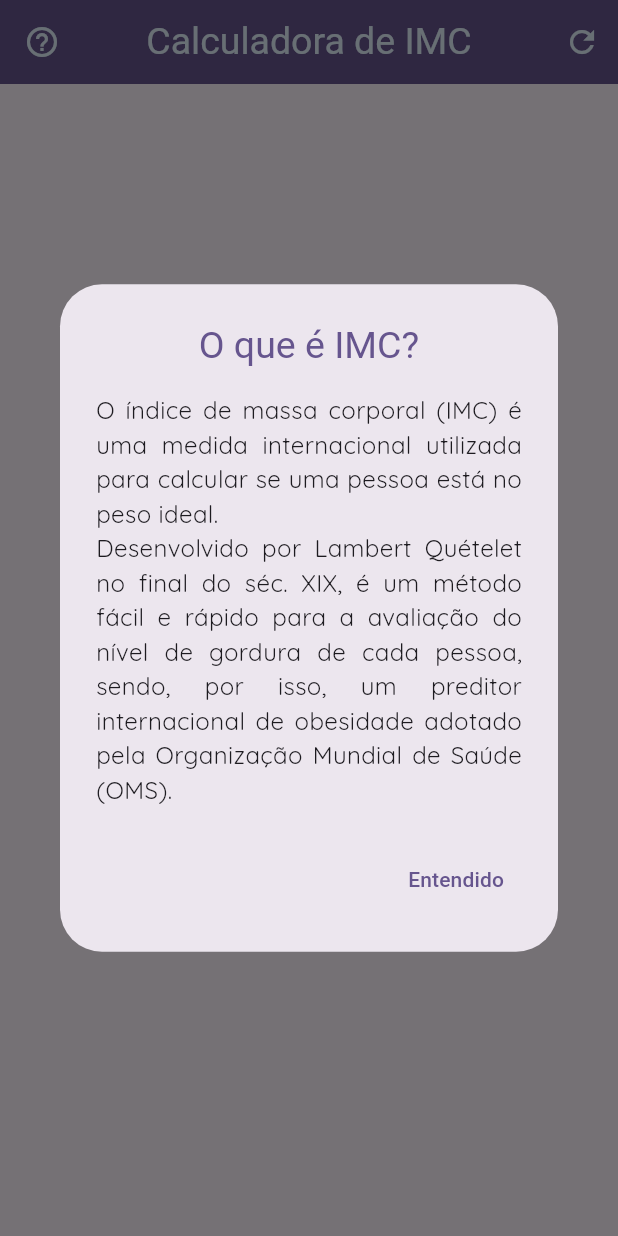
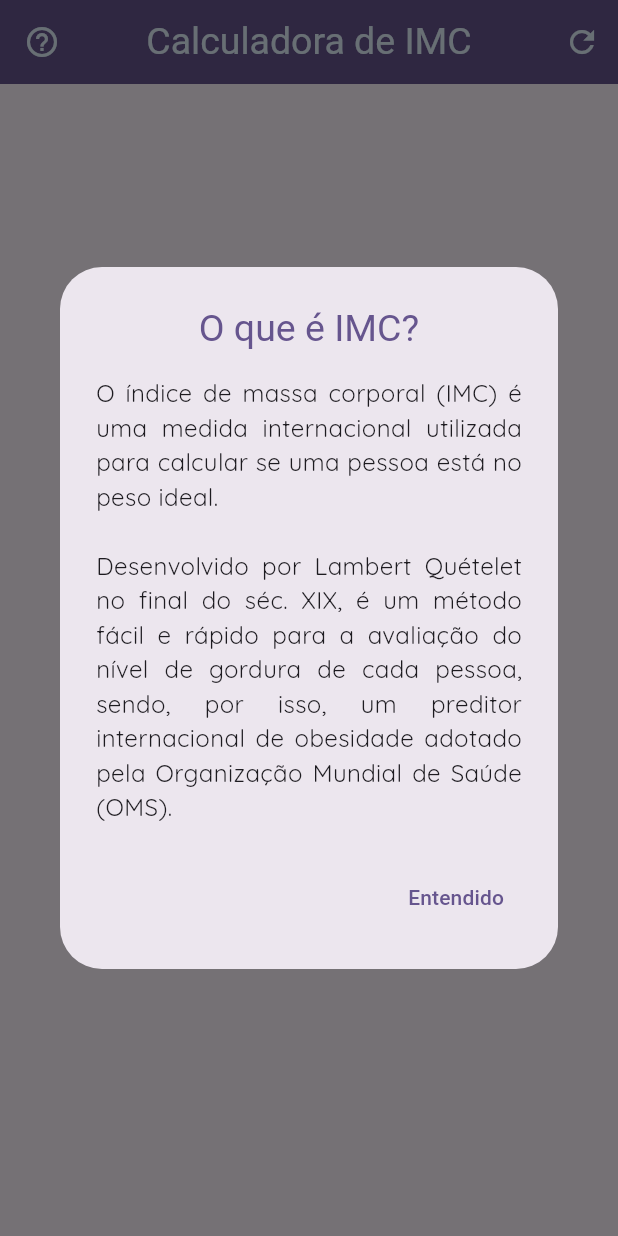
Before and after one commit to unzerstort/imc_app, a Flutter app: the screen it shows after launch, after a tap on the "help outline" icon, on a phone screen of 412 x 824 dp. Run offline on Flutter 3.47's test engine with Material 3 defaults, Android fonts, the phone set to English and light mode, and no system bars; our stand-ins replace google_fonts; Roboto replaces fonts that are missing (Acme).

Commit message:
adds another line to the dialog's description

```diff
--- a/lib/main.dart
+++ b/lib/main.dart
@@ -100,7 +100,7 @@
           content: Text(
             'O índice de massa corporal (IMC) é uma medida '
             'internacional utilizada para calcular se uma pessoa '
-            'está no peso ideal.\n'
+            'está no peso ideal.\n\n'
             'Desenvolvido por Lambert Quételet no final do séc. '
             'XIX, é um método fácil e rápido para a avaliação do '
             'nível de gordura de cada pessoa, sendo, por isso, '
```
